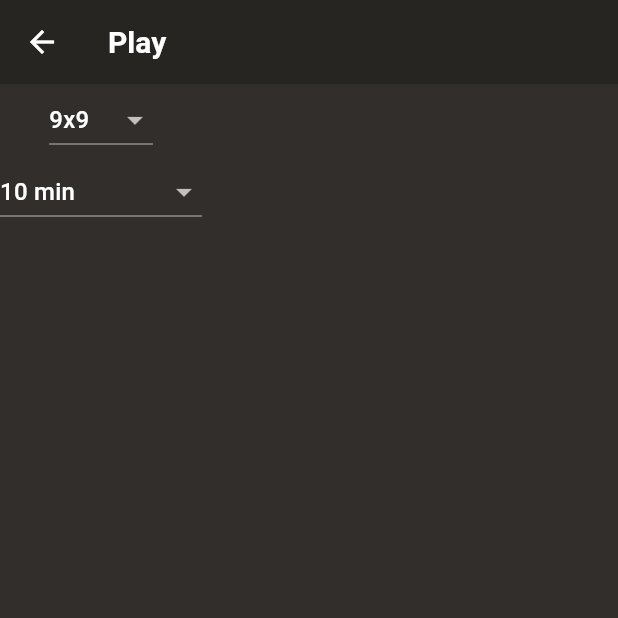
After one commit to MeowKyWay/GoGoGame, a Flutter app: the PlayScreen screen opened directly, on a phone screen of 412 x 824 dp, the top half of it. The commit adds this screen. Run offline on Flutter 3.47's test engine with Material 3 defaults, Android fonts, the phone set to English and light mode, and no system bars; drawn by our look-alikes of loader_overlay; our stand-ins replace flutter_riverpod, flutter_secure_storage, flutter_spinkit, gap, go_router; missing offline and left inert: dart_jsonwebtoken; accounts and stored records are empty.

Commit message:
Create pages

```diff
--- /dev/null
+++ b/frontend/lib/screens/play/play_screen.dart
@@ -0,0 +1,60 @@
+import 'package:flutter/material.dart';
+import 'package:gogogame_frontend/core/constants/board_size_type.dart';
+import 'package:gogogame_frontend/core/constants/time_control.dart';
+
+class PlayScreen extends StatefulWidget {
+  const PlayScreen({super.key});
+
+  @override
+  State<PlayScreen> createState() => _PlayScreenState();
+}
+
+class _PlayScreenState extends State<PlayScreen> {
+  BoardSize _boardSize = BoardSize.b9x9;
+  TimeControl _timeControl = TimeControl.defaultTimeControl;
+
+  @override
+  Widget build(BuildContext context) {
+    return Scaffold(
+      appBar: AppBar(title: const Text('Play')),
+      body: Column(
+        children: [
+          DropdownButton<BoardSize>(
+            items:
+                BoardSize.boardSizes
+                    .map(
+                      (e) => DropdownMenuItem<BoardSize>(
+                        value: e,
+                        child: Text(e.toString()),
+                      ),
+                    )
+                    .toList(),
+            onChanged: (value) {
+              setState(() {
+                _boardSize = value!;
+              });
+            },
+            value: _boardSize,
+          ),
+          DropdownButton<TimeControl>(
+            items:
+                TimeControl.timeControls
+                    .map(
+                      (e) => DropdownMenuItem<TimeControl>(
+                        value: e,
+                        child: Text(e.toString()),
+                      ),
+                    )
+                    .toList(),
+            onChanged: (value) {
+              setState(() {
+                _timeControl = value!;
+              });
+            },
+            value: _timeControl,
+          ),
+        ],
+      ),
+    );
+  }
+}
```
Also changed, not shown: frontend/lib/screens/home/home_screen.dart (+16 -20 lines), frontend/lib/screens/home/more_page/more_page.dart (added, +14 -0 lines), frontend/lib/screens/home/store_page/store_page.dart (added, +14 -0 lines).
